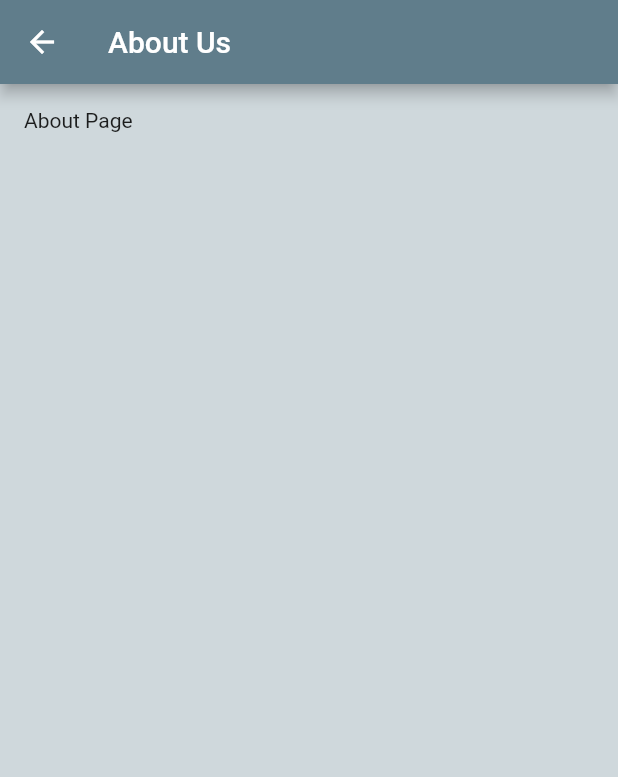
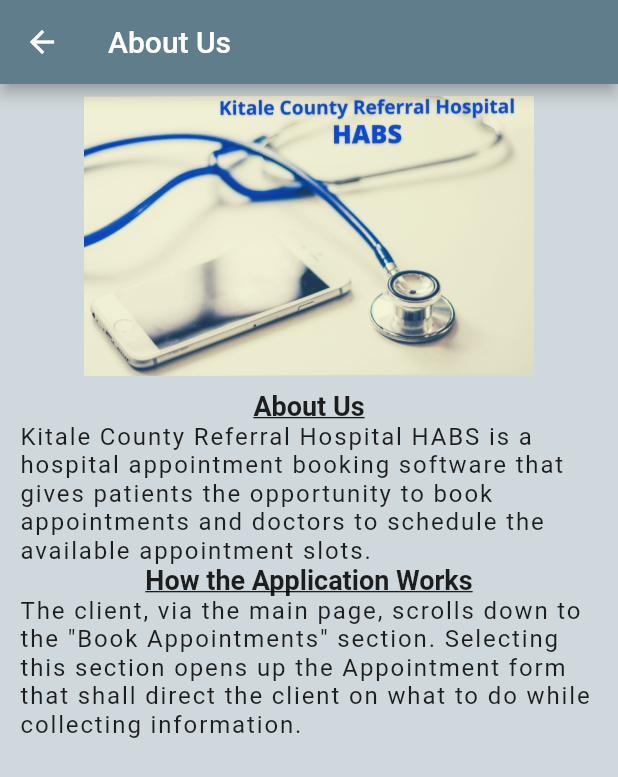
Before and after one commit to SandeSydney/Hospital-Appointment-Booking-System-HABS-, a Flutter app: the About screen opened directly, on a phone screen of 412 x 824 dp. Shown: the top 777 px of the screen. Run offline on Flutter 3.47's test engine with Material 2 defaults, Android fonts, the light colour scheme and no system bars; our stand-ins replace font_awesome_flutter.

Commit message:
Added constants and other widgets

```diff
--- a/lib/pages/about.dart
+++ b/lib/pages/about.dart
@@ -1,5 +1,20 @@
 import 'package:flutter/cupertino.dart';
 import 'package:flutter/material.dart';
+
+// constants for the normal text
+const textNormal = TextStyle(
+  fontSize: 16.0,
+  fontWeight: FontWeight.normal,
+  color: Colors.black87,
+  letterSpacing: 1.25,
+);
+
+// constants for underlined headers
+const underlinedHeader = TextStyle(
+  fontSize: 18.0,
+  fontWeight: FontWeight.bold,
+  decoration: TextDecoration.underline,
+);
 
 class About extends StatelessWidget {
   @override
@@ -11,10 +26,43 @@ class About extends StatelessWidget {
       ),
       body: SafeArea(
         child: Padding(
-          padding: const EdgeInsets.all(16.0),
-          child: Text(
-            'About Page',
-            softWrap: true,
+          padding: const EdgeInsets.all(8.0),
+          child: Column(
+            crossAxisAlignment: CrossAxisAlignment.center,
+            children: <Widget>[
+              Image.asset(
+                'assets/images/logo.jpg',
+                width: 300.0,
+              ),
+              Container(
+                margin: EdgeInsets.only(top: 5.0, bottom: 5.0),
+                child: Padding(
+                  padding: const EdgeInsets.all(5.0),
+                  child: Column(
+                    crossAxisAlignment: CrossAxisAlignment.center,
+                    children: <Widget>[
+                      Text(
+                        'About Us',
+                        style: underlinedHeader,
+                      ),
+                      Text(
+                        'Kitale County Referral Hospital HABS is a hospital appointment booking software that gives patients the opportunity to book appointments and doctors to schedule the available appointment slots.',
+                        style: textNormal,
+                      ),
+                      Text(
+                        'How the Application Works',
+                        style: underlinedHeader,
+                      ),
+                      Text(
+                        'The client, via the main page, scrolls down to the \"Book Appointments\" section. '
+                        'Selecting this section opens up the Appointment form that shall direct the client on what to do while collecting information.',
+                        style: textNormal,
+                      ),
+                    ],
+                  ),
+                ),
+              ),
+            ],
           ),
         ),
       ),
--- a/lib/widgets/doctors_list_tile.dart
+++ b/lib/widgets/doctors_list_tile.dart
@@ -1,4 +1,5 @@
 import 'package:flutter/material.dart';
+import 'package:font_awesome_flutter/font_awesome_flutter.dart';
 
 class DoctorsList extends StatelessWidget {
   // Constructor
```
Also changed, not shown: pubspec.lock.
